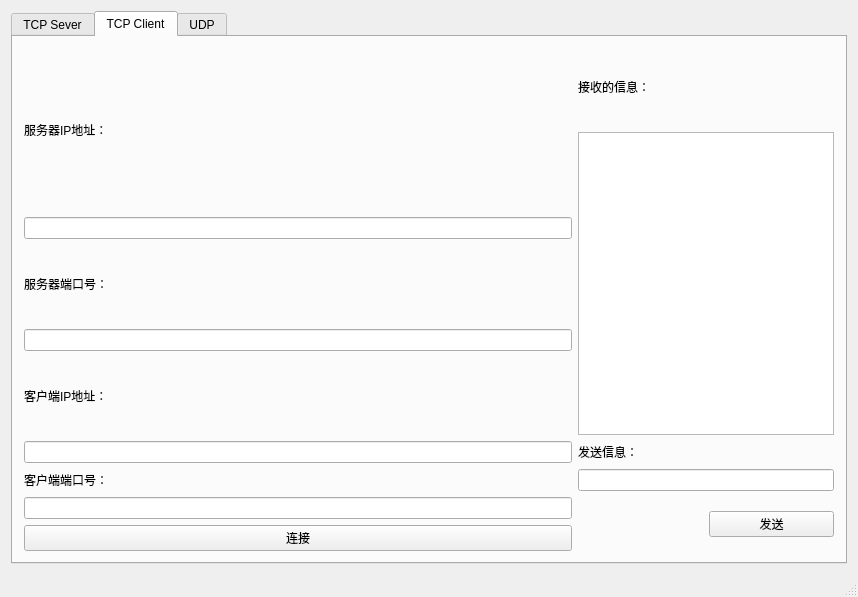
The window that QtSocketDebug/mainwindow.ui (Philorrine/QtSocketDebug) describes before a commit, drawn with Qt 5.
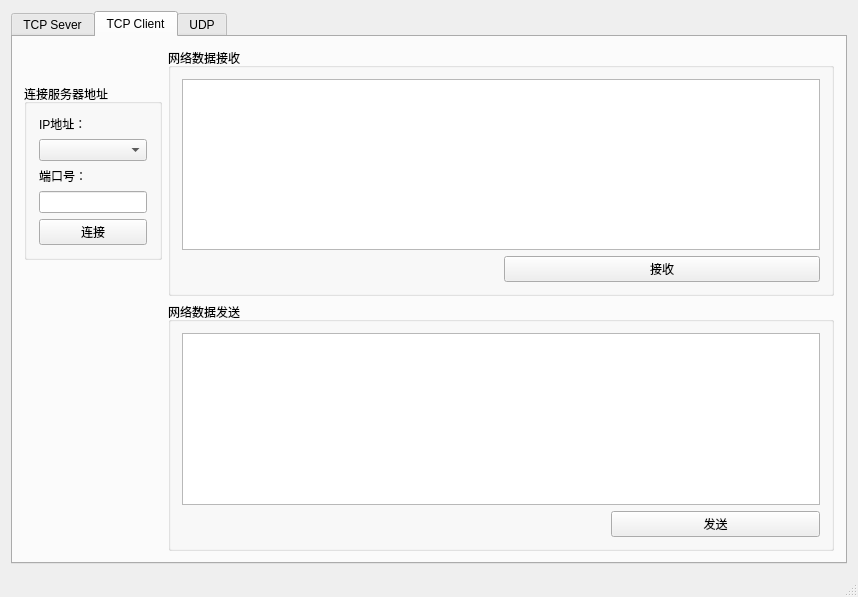
The same window after the commit. The open tabs and pages were chosen to show the change.

Commit message: add Client feature

What changed in the file:
```diff
--- a/QtSocketDebug/mainwindow.ui
+++ b/QtSocketDebug/mainwindow.ui
@@ -15,7 +15,7 @@
   </property>
   <widget class="QWidget" name="centralWidget">
    <layout class="QGridLayout" name="gridLayout_4">
-    <item row="0" column="0">
+    <item row="0" column="1">
      <widget class="QTabWidget" name="tabWidget">
       <property name="currentIndex">
        <number>0</number>
@@ -119,78 +119,103 @@
         <string>TCP Client</string>
        </attribute>
        <layout class="QGridLayout" name="gridLayout_2">
-        <item row="0" column="0" rowspan="2">
-         <widget class="QLabel" name="label_8">
-          <property name="text">
-           <string>服务器IP地址：</string>
+        <item row="0" column="0">
+         <widget class="QGroupBox" name="groupBox_bind_3">
+          <property name="title">
+           <string>连接服务器地址</string>
           </property>
+          <layout class="QGridLayout" name="_2" rowstretch="0,0,0,0,0" columnstretch="0" rowminimumheight="0,0,0,0,0" columnminimumwidth="0">
+           <property name="sizeConstraint">
+            <enum>QLayout::SetFixedSize</enum>
+           </property>
+           <property name="leftMargin">
+            <number>12</number>
+           </property>
+           <property name="rightMargin">
+            <number>12</number>
+           </property>
+           <property name="bottomMargin">
+            <number>12</number>
+           </property>
+           <property name="horizontalSpacing">
+            <number>-1</number>
+           </property>
+           <item row="4" column="0">
+            <widget class="QPushButton" name="pushButton_tcpClient_Connect">
+             <property name="text">
+              <string>连接</string>
+             </property>
+            </widget>
+           </item>
+           <item row="3" column="0">
+            <widget class="QLineEdit" name="lineEdit_tcpClient_serverPort">
+             <property name="inputMask">
+              <string/>
+             </property>
+            </widget>
+           </item>
+           <item row="1" column="0">
+            <widget class="QComboBox" name="comboBox_tcpClient_serverIP"/>
+           </item>
+           <item row="2" column="0">
+            <widget class="QLabel" name="label_tcpServer_localPort_3">
+             <property name="text">
+              <string>端口号：</string>
+             </property>
+            </widget>
+           </item>
+           <item row="0" column="0">
+            <widget class="QLabel" name="label_tcpServer_localIP_3">
+             <property name="text">
+              <string>IP地址：</string>
+             </property>
+            </widget>
+           </item>
+          </layout>
+         </widget>
+        </item>
+        <item row="1" column="1">
+         <widget class="QGroupBox" name="groupBox_tcpServer_Send_2">
+          <property name="title">
+           <string>网络数据发送</string>
+          </property>
+          <layout class="QGridLayout" name="gridLayout_8" columnstretch="0,0,0">
+           <property name="sizeConstraint">
+            <enum>QLayout::SetDefaultConstraint</enum>
+           </property>
+           <item row="0" column="0" colspan="3">
+            <widget class="QTextEdit" name="textEdit_tcpClient_send"/>
+           </item>
+           <item row="1" column="2">
+            <widget class="QPushButton" name="pushButton_tcpClient_send">
+             <property name="text">
+              <string>发送</string>
+             </property>
+            </widget>
+           </item>
+          </layout>
          </widget>
         </item>
         <item row="0" column="1">
-         <widget class="QLabel" name="label_7">
-          <property name="text">
-           <string>接收的信息：</string>
+         <widget class="QGroupBox" name="groupBox_tcpServer_recv_2">
+          <property name="title">
+           <string>网络数据接收</string>
           </property>
-         </widget>
-        </item>
-        <item row="1" column="1" rowspan="5" colspan="2">
-         <widget class="QTextEdit" name="textEdit_2"/>
-        </item>
-        <item row="2" column="0">
-         <widget class="QLineEdit" name="lineEdit_4"/>
-        </item>
-        <item row="3" column="0">
-         <widget class="QLabel" name="label_6">
-          <property name="text">
-           <string>服务器端口号：</string>
-          </property>
-         </widget>
-        </item>
-        <item row="4" column="0">
-         <widget class="QLineEdit" name="lineEdit_5"/>
-        </item>
-        <item row="5" column="0">
-         <widget class="QLabel" name="label_9">
-          <property name="text">
-           <string>客户端IP地址：</string>
-          </property>
-         </widget>
-        </item>
-        <item row="6" column="0">
-         <widget class="QLineEdit" name="lineEdit_7"/>
-        </item>
-        <item row="6" column="1">
-         <widget class="QLabel" name="label_5">
-          <property name="text">
-           <string>发送信息：</string>
-          </property>
-         </widget>
-        </item>
-        <item row="7" column="0">
-         <widget class="QLabel" name="label_10">
-          <property name="text">
-           <string>客户端端口号：</string>
-          </property>
-         </widget>
-        </item>
-        <item row="7" column="1" colspan="2">
-         <widget class="QLineEdit" name="lineEdit_6"/>
-        </item>
-        <item row="8" column="0">
-         <widget class="QLineEdit" name="lineEdit_8"/>
-        </item>
-        <item row="8" column="2" rowspan="2">
-         <widget class="QPushButton" name="pushButton_4">
-          <property name="text">
-           <string>发送</string>
-          </property>
-         </widget>
-        </item>
-        <item row="9" column="0">
-         <widget class="QPushButton" name="pushButton_3">
-          <property name="text">
-           <string>连接</string>
-          </property>
+          <layout class="QGridLayout" name="gridLayout_6">
+           <property name="sizeConstraint">
+            <enum>QLayout::SetDefaultConstraint</enum>
+           </property>
+           <item row="0" column="0" rowspan="2" colspan="2">
+            <widget class="QTextEdit" name="textEdit_tcpClient_recv"/>
+           </item>
+           <item row="2" column="1">
+            <widget class="QPushButton" name="pushButton_tcpClient_recv">
+             <property name="text">
+              <string>接收</string>
+             </property>
+            </widget>
+           </item>
+          </layout>
          </widget>
         </item>
        </layout>
```
Left out of the diff: 74 changed lines with no effect on the pictures. The commit also changes 4 other files.
